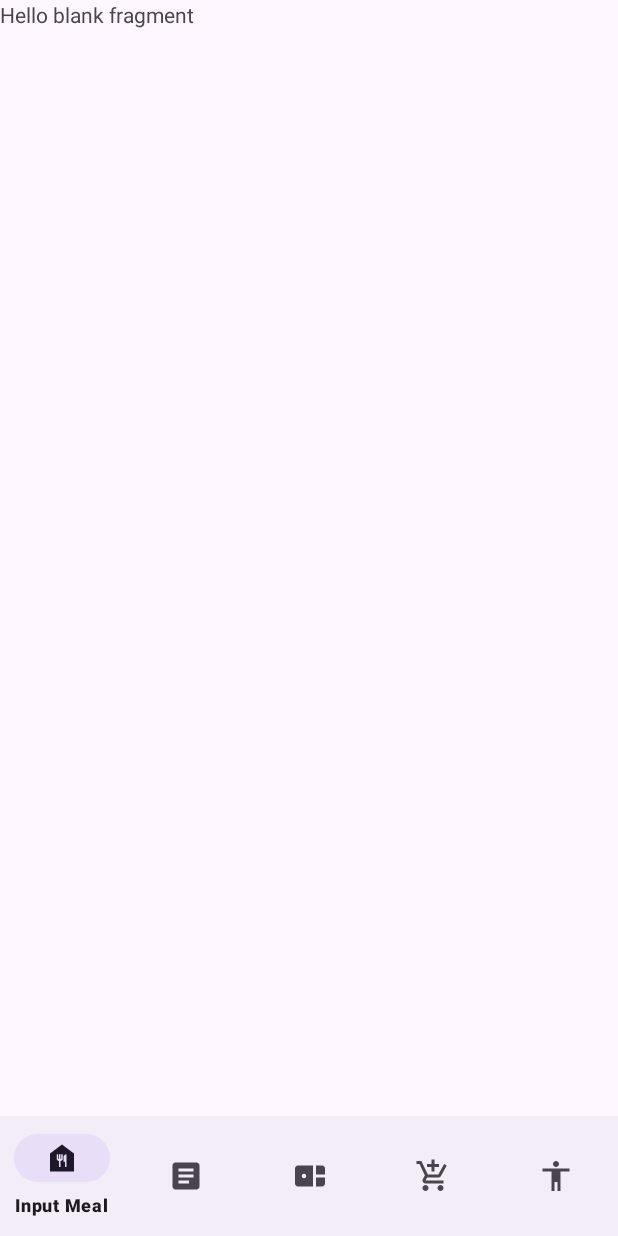
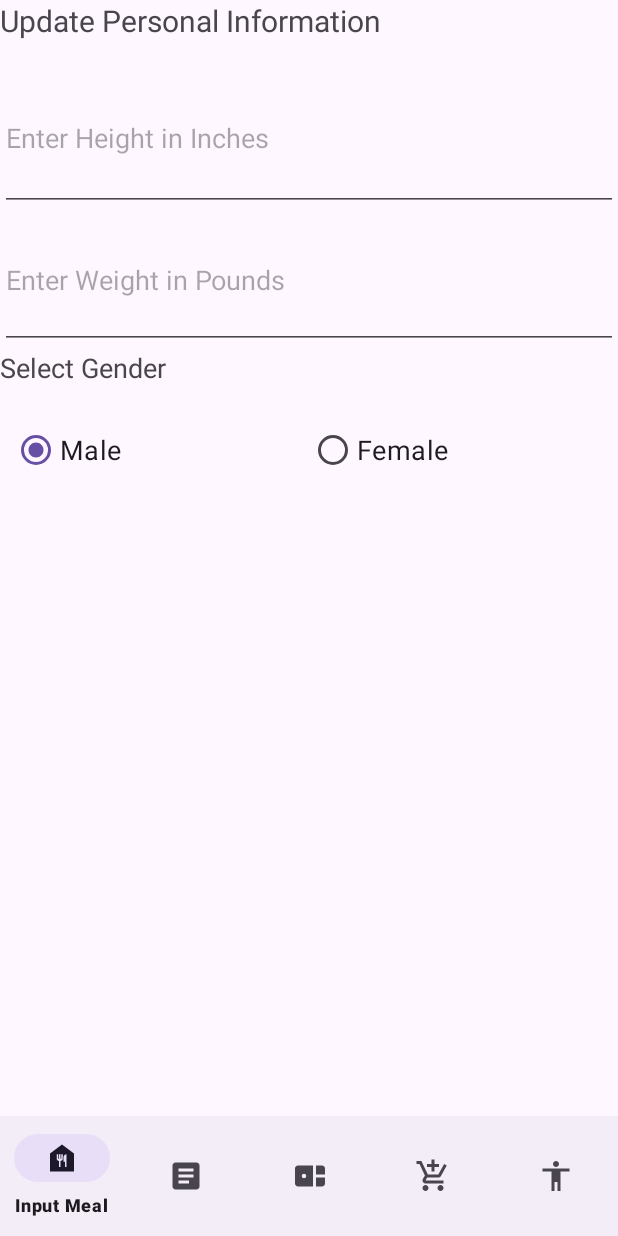
Before and after one commit to theflashwin/CS2340A_Team21, an Android app: the fragment PersonalFragment placed in its activity, on a phone screen of 412 x 824 dp. Run offline under Robolectric (Android 15) with nearby library versions, the phone set to English and light mode, and no system bars.

Commit message:
Updated UI in Personal Info screen

```diff
--- a/app/src/main/res/layout/fragment_personal.xml
+++ b/app/src/main/res/layout/fragment_personal.xml
@@ -1,14 +1,78 @@
 <?xml version="1.0" encoding="utf-8"?>
-<FrameLayout xmlns:android="http://schemas.android.com/apk/res/android"
+<androidx.constraintlayout.widget.ConstraintLayout xmlns:android="http://schemas.android.com/apk/res/android"
+    xmlns:app="http://schemas.android.com/apk/res-auto"
     xmlns:tools="http://schemas.android.com/tools"
     android:layout_width="match_parent"
     android:layout_height="match_parent"
-    tools:context=".views.PersonalFragment">
+    tools:context=".views.SignUpActivity">
 
-    <!-- TODO: Update blank fragment layout -->
-    <TextView
+    <LinearLayout
         android:layout_width="match_parent"
         android:layout_height="match_parent"
-        android:text="@string/hello_blank_fragment" />
+        android:orientation="vertical"
+        app:layout_constraintBottom_toBottomOf="parent"
+        tools:layout_editor_absoluteX="0dp">
 
-</FrameLayout>
+        <TextView
+            android:id="@+id/textView2"
+            android:layout_width="match_parent"
+            android:layout_height="43dp"
+            android:text="Update Personal Information"
+            android:textSize="20sp" />
+
+        <EditText
+            android:id="@+id/editTextNumberSigned"
+            android:layout_width="match_parent"
+            android:layout_height="97dp"
+            android:ems="10"
+            android:hint="Enter Height in Inches"
+            android:inputType="numberSigned" />
+
+        <EditText
+            android:id="@+id/editTextNumberSigned2"
+            android:layout_width="match_parent"
+            android:layout_height="92dp"
+            android:ems="10"
+            android:hint="Enter Weight in Pounds"
+            android:inputType="numberSigned" />
+
+        <TextView
+            android:id="@+id/textView2"
+            android:layout_width="match_parent"
+            android:layout_height="43dp"
+            android:text="Select Gender"
+            android:textSize="18sp" />
+
+        <RadioGroup
+            android:id="@+id/radioGrp"
+            android:layout_width="fill_parent"
+            android:layout_height="wrap_content"
+            android:orientation="horizontal"
+            android:paddingLeft="8dp"
+            android:paddingRight="8dp"
+            >
+
+            <RadioButton
+                android:id="@+id/radioM"
+                android:layout_width="0dp"
+                android:layout_height="wrap_content"
+                android:layout_gravity="left"
+                android:layout_weight="1"
+                android:checked="true"
+                android:text="Male"
+                android:textSize="18dp" />
+
+            <RadioButton
+                android:id="@+id/radioF"
+                android:layout_width="0dp"
+                android:layout_height="wrap_content"
+                android:layout_gravity="right"
+                android:checked="false"
+                android:layout_weight="1"
+                android:textSize="18dp"
+                android:text="Female"
+                />
+        </RadioGroup>
+
+    </LinearLayout>
+</androidx.constraintlayout.widget.ConstraintLayout>
```
